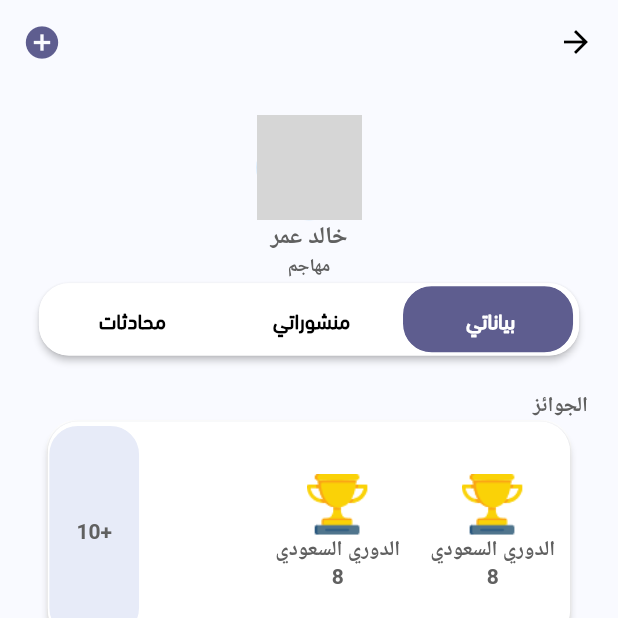
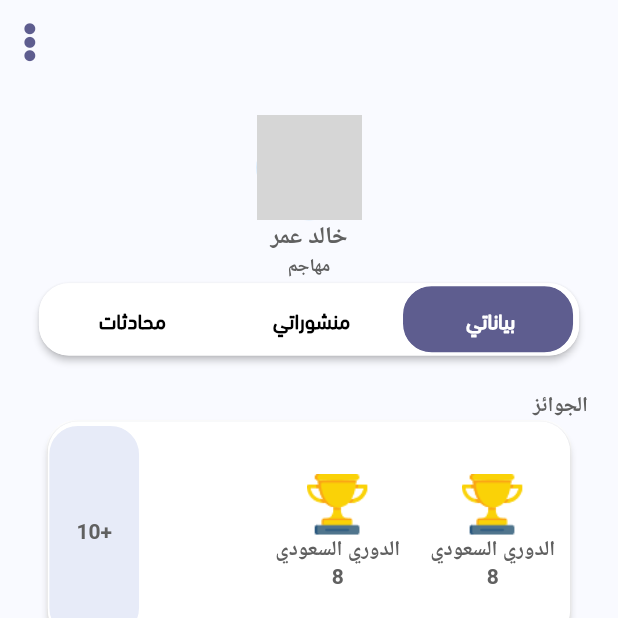
Before and after one commit to medoplay10/CvSporthelmy, a Flutter app: the ProfileScreen screen opened directly, on a phone screen of 412 x 824 dp, the top half of it. Run offline on Flutter 3.47's test engine with Material 2 defaults, Android fonts, the phone set to English and light mode, and no system bars; our stand-ins replace carousel_slider, datetime_picker_formfield, easy_localization, flutter_snake_navigationbar, font_awesome_flutter, intl_phone_number_input and 2 more; missing offline and left inert: flutter_number_picker; network calls fail; Roboto replaces fonts that are missing (Tajawal-Regular); grey boxes are pictures that could not be loaded.

Commit message:
- UPDATE icons

```diff
--- a/lib/Pages/PagesProfileScreen/OneChatScreen.dart
+++ b/lib/Pages/PagesProfileScreen/OneChatScreen.dart
@@ -30,7 +30,9 @@ class OneChatScreen extends StatelessWidget {
                           FontAwesomeIcons.longArrowAltLeft,
                           color: Color(0xff8C8C8C),
                         ),
-                        onPressed: () {},
+                        onPressed: () {
+                          Navigator.pop(context);
+                        },
                       ),
                       title: Row(
                         mainAxisAlignment: MainAxisAlignment.end,
--- a/lib/Pages/home/CategoryScreen.dart
+++ b/lib/Pages/home/CategoryScreen.dart
@@ -97,8 +97,8 @@ class CategoryScreen extends StatelessWidget {
         .width;
     return Scaffold(
       appBar: AppBar(
+        automaticallyImplyLeading: false,
         backgroundColor: Color(0xffF4F7FF),
-
         actions: [
           Padding(
             padding: const EdgeInsets.all(5),
@@ -242,7 +242,9 @@ class CategoryScreen extends StatelessWidget {
             ),
           ),
         ),
-        IconButton(icon: Icon(Icons.filter_alt), onPressed: null)
+        IconButton(icon: FaIcon(
+          FontAwesomeIcons.slidersH,
+        ), onPressed: null)
       ],
     );
   }
--- a/lib/Pages/home/MainScreen.dart
+++ b/lib/Pages/home/MainScreen.dart
@@ -74,7 +74,7 @@ class _MainScreenState extends State<MainScreen> {
           BottomNavigationBarItem(icon: Icon(Icons.person), label: 'tickets'),
           BottomNavigationBarItem(
               icon: FaIcon(
-                FontAwesomeIcons.thLarge,
+                FontAwesomeIcons.users,
               ),
               label: 'calendar'),
           BottomNavigationBarItem(
--- a/lib/Pages/home/ProfileScreen.dart
+++ b/lib/Pages/home/ProfileScreen.dart
@@ -8,6 +8,7 @@ import 'package:cv_sports/Pages/TapsProfileScreen/MyConversationProfileScreen.da
 import 'package:cv_sports/Pages/TapsProfileScreen/MyDataProfileScreen.dart';
 import 'package:cv_sports/Pages/TapsProfileScreen/MyPostsProfileScreen.dart';
 import 'package:flutter/material.dart';
+import 'package:font_awesome_flutter/font_awesome_flutter.dart';
 import 'package:provider/provider.dart';
 
 import '../../ProviderAll.dart';
@@ -48,6 +49,7 @@ class _ProfileScreenState extends State<ProfileScreen>
     return Scaffold(
         backgroundColor: Color(0xffF9FAFF),
         appBar: AppBar(
+          automaticallyImplyLeading: false,
           bottom: PreferredSize(
             preferredSize: Size.fromHeight(185.0),
             child: Column(
@@ -63,11 +65,12 @@ class _ProfileScreenState extends State<ProfileScreen>
             InkWell(
               onTap: () => displayBottomSheet(context),
               child: Padding(
-                padding: const EdgeInsets.all(15.0),
-                child: Icon(
-                  Icons.add_circle,
+                padding: const EdgeInsets.all(15.0), //   size: 26,
+                //      color: Color(0xff5E5D8F),
+                child: FaIcon(
+                  FontAwesomeIcons.ellipsisV,
+                  color: Color(0xff5E5D8F),
                   size: 26,
-                  color: Color(0xff5E5D8F),
                 ),
               ),
             )
--- a/lib/Pages/home/SettingScreen.dart
+++ b/lib/Pages/home/SettingScreen.dart
@@ -17,6 +17,7 @@ class _SettingScreenState extends State<SettingScreen> {
     return Scaffold(
       backgroundColor: Color(0xffF9FAFF),
       appBar: AppBar(
+        automaticallyImplyLeading: false,
         backgroundColor: Color(0xffF9FAFF),
         elevation: 0,
         title: Text(
@@ -124,7 +125,7 @@ class _SettingScreenState extends State<SettingScreen> {
                           trailing: Icon(Icons.arrow_back_outlined,
                               color: Color(0xffFB9800)),
                           title: Text(
-                            "تعديل الملف الشخصي",
+                            "اللغة",
                             style: TextStyle(
                                 fontSize: 14, color: Colors.grey.shade700),
                           ),
```
Also changed, not shown: lib/Pages/home/HomeScreen.dart (+7 -5 lines).
